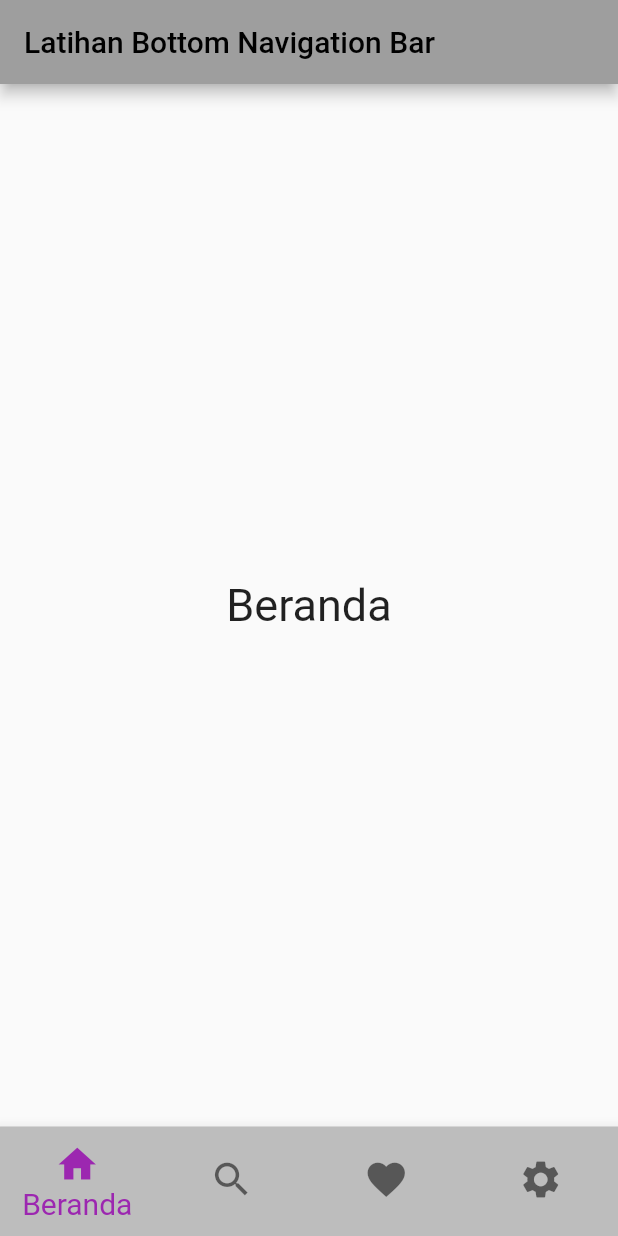
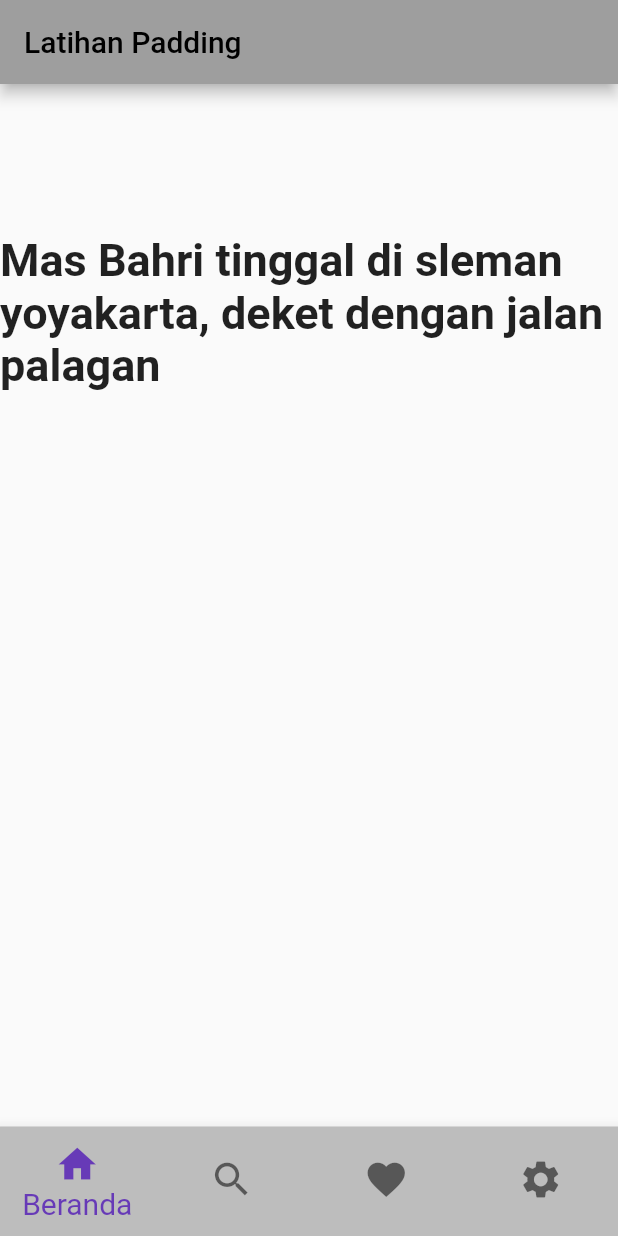
Before and after one commit to gantira/beginner-flutter, a Flutter app: the screen it shows after launch, on a phone screen of 412 x 824 dp. Run offline on Flutter 3.47's test engine with Material 2 defaults, Android fonts, the phone set to English and light mode, and no system bars.

Commit message:
Flutter Tutorial Padding Widget Android | iOS #9)

```diff
--- a/lib/widgets/sample_bottom_navbar.dart
+++ b/lib/widgets/sample_bottom_navbar.dart
@@ -1,3 +1,4 @@
+import 'package:beginner_flutter/widgets/sample_padding.dart';
 import 'package:flutter/material.dart';
 
 class SampleBottomNavbar extends StatefulWidget {
@@ -17,12 +18,7 @@ class _SampleBottomNavbarState extends State<SampleBottomNavbar> {
   }
 
   List<Widget> pages = [
-    const Text(
-      'Beranda',
-      style: TextStyle(
-        fontSize: 30,
-      ),
-    ),
+    const SamplePadding(),
     const Text(
       'Cari',
       style: TextStyle(
@@ -47,15 +43,13 @@ class _SampleBottomNavbarState extends State<SampleBottomNavbar> {
   Widget build(BuildContext context) {
     return Scaffold(
       appBar: AppBar(
-        title: const Text('Latihan Bottom Navigation Bar'),
+        title: const Text('Latihan Padding'),
       ),
-      body: Center(
-        child: pages[_selectedIndex],
-      ),
+      body: pages[_selectedIndex],
       bottomNavigationBar: BottomNavigationBar(
         type: BottomNavigationBarType.fixed,
         backgroundColor: Colors.grey[400],
-        selectedItemColor: Colors.purple,
+        selectedItemColor: Colors.deepPurple,
         selectedFontSize: 20,
         iconSize: 30,
         showUnselectedLabels: false,
--- /dev/null
+++ b/lib/widgets/sample_padding.dart
@@ -0,0 +1,19 @@
+import 'package:flutter/material.dart';
+
+class SamplePadding extends StatelessWidget {
+  const SamplePadding({super.key});
+
+  @override
+  Widget build(BuildContext context) {
+    return const Padding(
+      padding: EdgeInsets.only(top: 100),
+      child: Text(
+        'Mas Bahri tinggal di sleman yoyakarta, deket dengan jalan palagan',
+        style: TextStyle(
+          fontSize: 30,
+          fontWeight: FontWeight.bold,
+        ),
+      ),
+    );
+  }
+}
```
